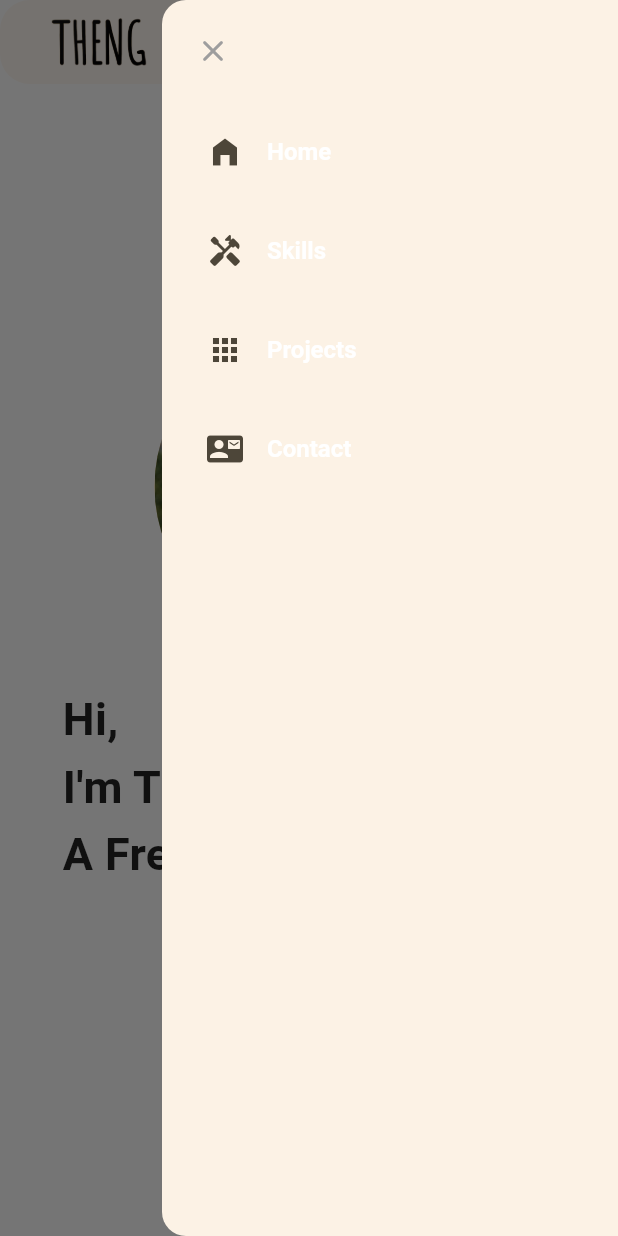
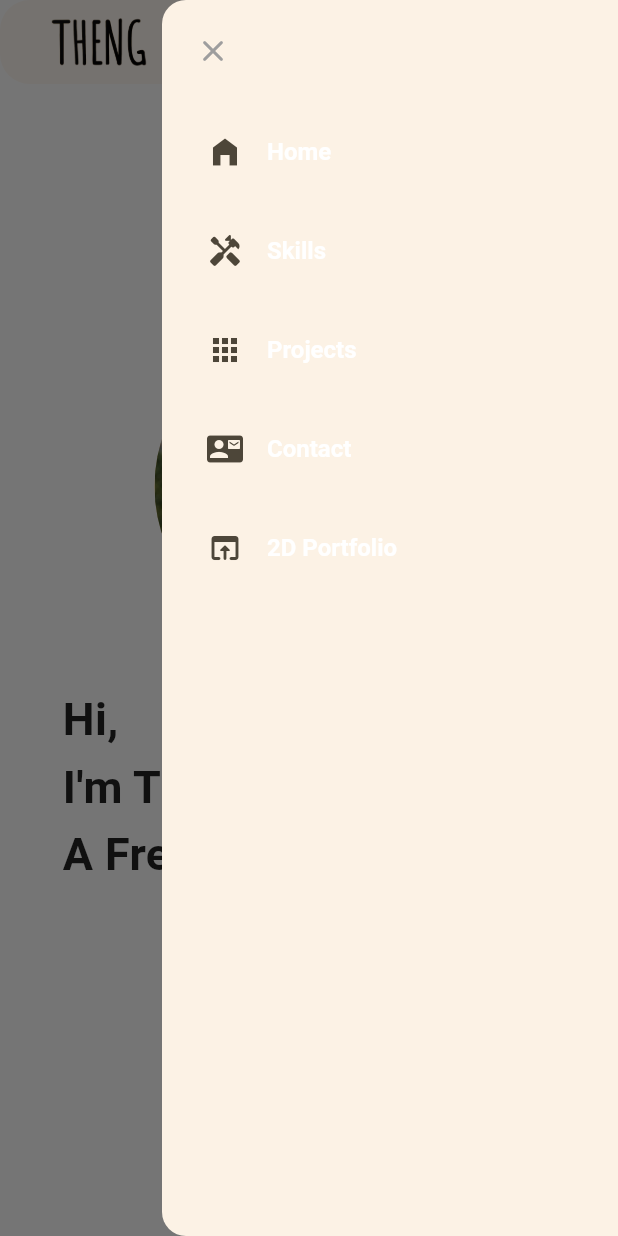
Before and after one commit to thengyuanyuan/my_portfolio, a Flutter app: the screen it shows after launch, after a tap on the "menu" icon, on a phone screen of 412 x 824 dp. Run offline on Flutter 3.47's test engine with Material 3 defaults, Android fonts, the phone set to English and light mode, and no system bars; our stand-ins replace carousel_slider, font_awesome_flutter, photo_view, responsive_builder; missing offline and left inert: dart:html, dart:js, flutter_devicon, pdfx.

Commit message:
added link to 2d portfolio, updated cv

```diff
--- a/lib/constants/nav_items.dart
+++ b/lib/constants/nav_items.dart
@@ -7,4 +7,5 @@ List<NavItemModel> navItemList = [
   NavItemModel(title: "Skills", icon: Icons.handyman_rounded),
   NavItemModel(title: "Projects", icon: Icons.apps_rounded),
   NavItemModel(title: "Contact", icon: Icons.quick_contacts_mail_rounded),
+  NavItemModel(title: "2D Portfolio", icon: Icons.open_in_browser_rounded),
 ];
--- a/lib/widgets/footer/footer.dart
+++ b/lib/widgets/footer/footer.dart
@@ -12,7 +12,7 @@ class Footer extends StatelessWidget {
       width: double.maxFinite,
       padding: const EdgeInsets.symmetric(vertical: 25),
       child: const Text(
-        "Made by Theng Yuan Yuan with Flutter",
+        "Made by Theng Yuan Yuan with Flutter (Last Edited: 12 June 2024)",
         style: TextStyle(
           fontWeight: FontWeight.w300,
         ),
```
Also changed, not shown: lib/pages/home_page.dart (+7 -0 lines), 1 other file.
